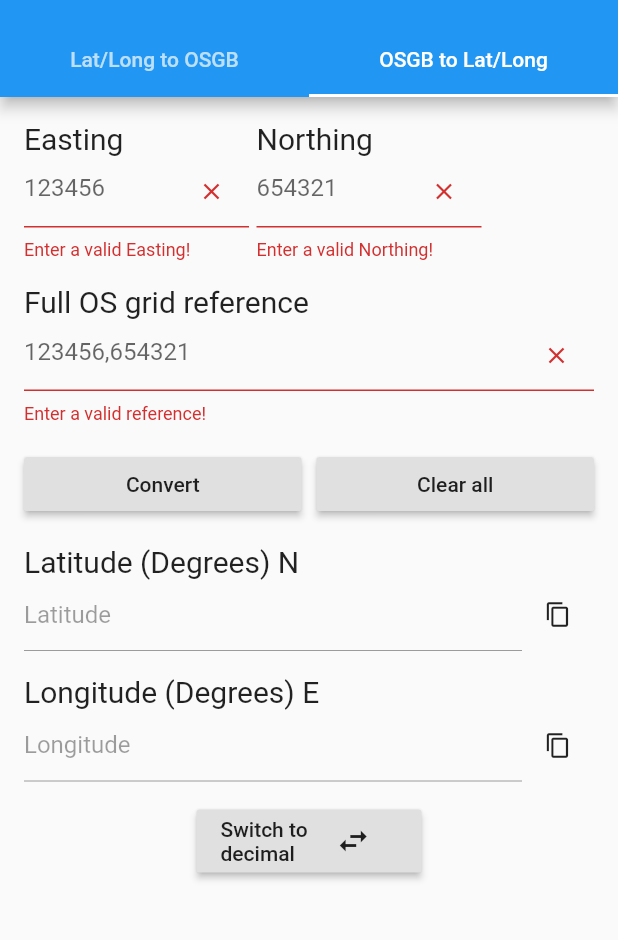
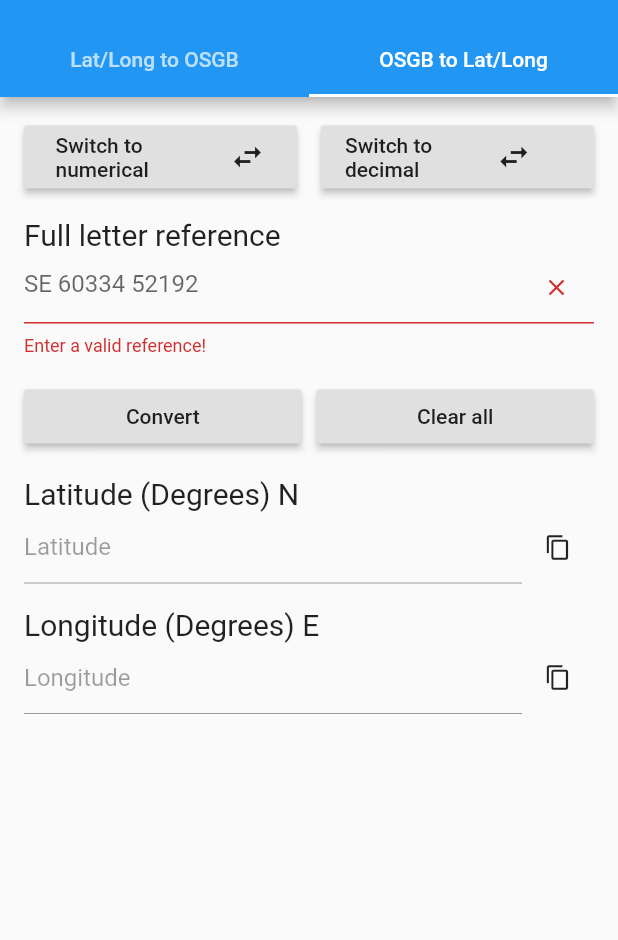
Before and after one commit to FunkyPenguin24/CoordinateTranslator, a Flutter app: the screen it shows after launch, tab 2 chosen, after a tap on "Switch to degrees", after a tap on "Convert", on a phone screen of 412 x 824 dp, the part 59-999 px from its top. Run offline on Flutter 3.47's test engine with Material 2 defaults, Android fonts, the phone set to English and light mode, and no system bars; our stand-ins replace location; missing offline and left inert: latlong_to_osgrid.

Commit message:
Added support for letter pair grid references. Updated readme

```diff
--- a/lib/LatLongToOSGB.dart
+++ b/lib/LatLongToOSGB.dart
@@ -39,7 +39,8 @@ class LatLongToOSGBState extends State<LatLongToOSGB> with AutomaticKeepAliveCli
 
   TextEditingController eastingController = TextEditingController();
   TextEditingController northingController = TextEditingController();
-  TextEditingController fullRefController = TextEditingController();
+  TextEditingController numRefController = TextEditingController();
+  TextEditingController letterRefController = TextEditingController();
 
   LatLongConverter converter = new LatLongConverter();
 
@@ -96,16 +97,16 @@ class LatLongToOSGBState extends State<LatLongToOSGB> with AutomaticKeepAliveCli
         result = converter.getOSGBfromDms(double.parse(latDegController.text), double.parse(latMinController.text), double.parse(latSecController.text), double.parse(longDegController.text), double.parse(longMinController.text), double.parse(longSecController.text));
       }
 
-      String easting, northing, fullRef;
+      String easting, northing, numRef, letterRef;
       easting = "${result.easting}";
-      easting = easting.substring(0, easting.length-2);
       northing = "${result.northing}";
-      northing = northing.substring(0, northing.length-2);
-      fullRef = "$easting,$northing";
+      numRef = result.numericalRef;
+      letterRef = result.letterRef;
 
       eastingController.text = easting;
       northingController.text =  northing;
-      fullRefController.text = fullRef;
+      numRefController.text = numRef;
+      letterRefController.text = letterRef;
     }
   }
 
@@ -155,7 +156,8 @@ class LatLongToOSGBState extends State<LatLongToOSGB> with AutomaticKeepAliveCli
 
     eastingController.text = "";
     northingController.text = "";
-    fullRefController.text = "";
+    numRefController.text = "";
+    letterRefController.text = "";
   }
 
   void copyFieldToClipboard(TextEditingController field) {
@@ -283,7 +285,7 @@ class LatLongToOSGBState extends State<LatLongToOSGB> with AutomaticKeepAliveCli
                 longFocus.requestFocus();
               },
               decoration: InputDecoration(
-                hintText: "52.9623",
+                hintText: "53.9623",
                 suffixIcon: SizedBox(
                   width: 50,
                   child: IconButton(
@@ -549,7 +551,7 @@ class LatLongToOSGBState extends State<LatLongToOSGB> with AutomaticKeepAliveCli
                                 controller: eastingController,
                                 enabled: false,
                                 decoration: InputDecoration(
-                                  hintText: "461766",
+                                  hintText: "460334",
                                 ),
                               ),
                             ),
@@ -582,7 +584,7 @@ class LatLongToOSGBState extends State<LatLongToOSGB> with AutomaticKeepAliveCli
                                 controller: northingController,
                                 enabled: false,
                                 decoration: InputDecoration(
-                                  hintText: "340942",
+                                  hintText: "452192",
                                 ),
                               ),
                             ),
@@ -605,7 +607,7 @@ class LatLongToOSGBState extends State<LatLongToOSGB> with AutomaticKeepAliveCli
             Row(
               children: [
                 Text(
-                  "Full OS grid reference",
+                  "Full numerical reference",
                   style: TextStyle(
                     fontSize: 20.0,
                   ),
@@ -616,17 +618,48 @@ class LatLongToOSGBState extends State<LatLongToOSGB> with AutomaticKeepAliveCli
               children: [
                 Expanded(
                   child: TextFormField(
-                    controller: fullRefController,
+                    controller: numRefController,
                     enabled: false,
                     decoration: InputDecoration(
-                      hintText: "461766,340942",
+                      hintText: "460334 452192",
                     ),
                   ),
                 ),
                 IconButton(
                   icon: Icon(Icons.content_copy),
                   iconSize: 18.0,
-                  onPressed: () => copyFieldToClipboard(fullRefController),
+                  onPressed: () => copyFieldToClipboard(numRefController),
+                ),
+              ],
+            ),
+
+            Padding(padding: EdgeInsets.only(bottom: 16.0)),
+
+            Row(
+              children: [
+                Text(
+                  "Full letter reference",
+                  style: TextStyle(
+                    fontSize: 20.0,
+                  ),
+                ),
+              ],
+            ),
+            Row(
+              children: [
+                Expanded(
+                  child: TextFormField(
+                    controller: letterRefController,
+                    enabled: false,
+                    decoration: InputDecoration(
+                      hintText: "SE 60334 52192",
+                    ),
+                  ),
+                ),
+                IconButton(
+                  icon: Icon(Icons.content_copy),
+                  iconSize: 18.0,
+                  onPressed: () => copyFieldToClipboard(letterRefController),
                 ),
               ],
             ),
--- a/lib/OSGBToLatLong.dart
+++ b/lib/OSGBToLatLong.dart
@@ -22,13 +22,15 @@ class OSGBToLatLongState extends State<OSGBToLatLong> with AutomaticKeepAliveCli
   FocusNode eastingFocus = FocusNode();
   TextEditingController northingController = TextEditingController();
   FocusNode northingFocus = FocusNode();
-  TextEditingController fullRefController = TextEditingController();
-  FocusNode fullRefFocus = FocusNode();
+  TextEditingController numRefController = TextEditingController();
+  FocusNode numRefFocus = FocusNode();
+  TextEditingController letterRefController = TextEditingController();
 
   TextEditingController latController = TextEditingController();
   TextEditingController longController = TextEditingController();
 
   LatLongConverter converter = new LatLongConverter();
+  bool letterPairInput = true;
 
   double latDec;
   double longDec;
@@ -51,7 +53,8 @@ class OSGBToLatLongState extends State<OSGBToLatLong> with AutomaticKeepAliveCli
 
     eastingController.text = "";
     northingController.text = "";
-    fullRefController.text = "";
+    numRefController.text = "";
+    letterRefController.text = "";
   }
 
   void copyFieldToClipboard(TextEditingController field) {
@@ -64,16 +67,16 @@ class OSGBToLatLongState extends State<OSGBToLatLong> with AutomaticKeepAliveCli
   }
 
   void updateFullRefText() {
-    fullRefController.text = eastingController.text + "," + northingController.text;
+    numRefController.text = eastingController.text + "," + northingController.text;
   }
 
   void updateEastingNorthingText() {
-    if (fullRefController.text.contains(",")) {
-      var eN = fullRefController.text.split(",");
+    if (numRefController.text.contains(",")) {
+      var eN = numRefController.text.split(",");
       eastingController.text = eN[0];
       northingController.text = eN[1];
     } else {
-      eastingController.text = fullRefController.text;
+      eastingController.text = numRefController.text;
       northingController.text = "";
     }
   }
@@ -81,12 +84,27 @@ class OSGBToLatLongState extends State<OSGBToLatLong> with AutomaticKeepAliveCli
   void convert() {
     if (_formKey.currentState.validate()) {
       try {
-        LatLong result = converter.getLatLongFromOSGB(double.parse(eastingController.text), double.parse(northingController.text));
+        LatLong result;
+        OSRef os;
+        if (letterPairInput) { //if the user has selected to input the os reference in letter pair mode, use the letter pair textbox
+          os = OSRef.fromLetterRef(letterRefController.text);
+          result = converter.getLatLongFromOSGBLetterRef(os.letterRef);
+        } else { //otherwise use the easting and northing text boxes
+          os = OSRef(int.parse(eastingController.text), int.parse(northingController.text));
+          result = converter.getLatLongFromOSGB(os.easting, os.northing);
+        }
+
         latDec = result.lat;
         longDec = result.long;
 
         latDms = converter.getDegreeFromDecimal(latDec);
         longDms = converter.getDegreeFromDecimal(longDec);
+
+        letterRefController.text = os.letterRef;
+        eastingController.text = os.easting.toString();
+        northingController.text = os.northing.toString();
+        numRefController.text = os.numericalRef;
+
         updateFields();
       } catch (ex) {
         showErrorMessage(ex.toString());
@@ -141,7 +159,66 @@ class OSGBToLatLongState extends State<OSGBToLatLong> with AutomaticKeepAliveCli
         padding: EdgeInsets.all(16.0),
         child: Column(
           children: [
-            Container(
+            Row(
+              mainAxisAlignment: MainAxisAlignment.center,
+              children: [
+                Expanded(
+                  child: RaisedButton(
+                    child: Padding(
+                      padding: EdgeInsets.all(5.0),
+                      child: Row(
+                        children: [
+                          Expanded(
+                            child: Text(
+                              "Switch to " + ((letterPairInput) ? "numerical" : "letter"),
+                            ),
+                          ),
+                          Icon(Icons.swap_horiz)
+                        ],
+                      ),
+                    ),
+                    onPressed: () {
+                      FocusScope.of(context).unfocus();
+                      this.setState(() {
+                        letterPairInput = !letterPairInput;
+                      });
+                    },
+                  ),
+                ),
+                Padding(padding: EdgeInsets.only(right: 16.0)),
+                Expanded(
+                  child: RaisedButton(
+                    child: Padding(
+                      padding: EdgeInsets.only(top: 5.0, bottom: 5.0),
+                      child: Row(
+                        children: [
+                          Expanded(
+                            child: Text(
+                              (widget.settings["Lat/Long type"] == "Decimal") ? "Switch to degrees" : "Switch to decimal",
+                            ),
+                          ),
+                          Expanded(child: Icon(Icons.swap_horiz),),
+                        ],
+                      ),
+                    ),
+                    onPressed: () {
+                      FocusScope.of(context).unfocus();
+                      if (widget.settings["Lat/Long type"] == "Decimal") {
+                        convertDecimalDegree("Degrees");
+                      } else {
+                        convertDecimalDegree("Decimal");
+                      }
+                    },
+                  ),
+                ),
+              ],
+            ),
+
+            Padding(padding: EdgeInsets.only(bottom: 16.0)),
+
+            Visibility(
+              visible: !letterPairInput,
+              child: Container(
                 width: MediaQuery.of(context).size.width,
                 child: Row(
                   children: [
@@ -176,7 +253,7 @@ class OSGBToLatLongState extends State<OSGBToLatLong> with AutomaticKeepAliveCli
                               }
                             },
                             decoration: InputDecoration(
-                            hintText: "123456",
+                              hintText: "460334",
                               suffixIcon: SizedBox(
                                 width: 50,
                                 child: IconButton(
@@ -222,7 +299,7 @@ class OSGBToLatLongState extends State<OSGBToLatLong> with AutomaticKeepAliveCli
                               }
                             },
                             decoration: InputDecoration(
-                            hintText: "654321",
+                              hintText: "452192",
                               suffixIcon: SizedBox(
                                 width: 50,
                                 child: IconButton(
@@ -238,23 +315,33 @@ class OSGBToLatLongState extends State<OSGBToLatLong> with AutomaticKeepAliveCli
                     ),
                   ],
                 ),
+              )
             ),
 
-            Padding(padding: EdgeInsets.only(bottom: 16.0)),
+            Visibility(
+              visible: !letterPairInput,
+              child: Padding(padding: EdgeInsets.only(bottom: 16.0)),
+            ),
 
-            Row(
+            Visibility(
+              visible: !letterPairInput,
+              child: Row(
                 children: [
                   Text(
-                  "Full OS grid reference",
+                    "Full numerical reference",
                     style: TextStyle(
                       fontSize: 20.0,
                     ),
                   ),
                 ],
               ),
-            TextFormField(
-              controller: fullRefController,
-              focusNode: fullRefFocus,
+            ),
+            Visibility(
+              visible: !letterPairInput,
+              child: TextFormField(
+                controller: numRefController,
+                focusNode: numRefFocus,
+                enabled: !letterPairInput,
                 keyboardType: TextInputType.number,
                 validator: (value) {
                   if (value.isEmpty) {
@@ -272,13 +359,55 @@ class OSGBToLatLongState extends State<OSGBToLatLong> with AutomaticKeepAliveCli
                   }
                 },
                 decoration: InputDecoration(
-                hintText: "123456,654321",
+                  hintText: "460334,452192",
                   suffixIcon: SizedBox(
                     width: 50,
                     child: IconButton(
                       icon: Icon(Icons.clear),
                       iconSize: 18.0,
-                    onPressed: () => clearField(fullRefController),
+                      onPressed: () => clearField(numRefController),
+                    ),
+                  ),
+                ),
+              ),
+            ),
+
+            Visibility(
+              visible: letterPairInput,
+              child: Row(
+                children: [
+                  Text(
+                    "Full letter reference",
+                    style: TextStyle(
+                      fontSize: 20.0,
+                    ),
+                  ),
+                ],
+              ),
+            ),
+            Visibility(
+              visible: letterPairInput,
+              child: TextFormField(
+                controller: letterRefController,
+                enabled: letterPairInput,
+                validator: (value) {
+                  if (value.isEmpty) {
+                    return "Enter a valid reference!";
+                  }
+                  return null;
+                },
+                onFieldSubmitted: (value) {
+                  convert();
+                },
+                decoration: InputDecoration(
+                  hintText: "SE 60334 52192",
+                  suffixIcon: SizedBox(
+                    width: 50,
+                    child: IconButton(
+                      icon: Icon(Icons.clear),
+                      iconSize: 18.0,
+                      onPressed: () => clearField(letterRefController),
+                    ),
                   ),
                 ),
               ),
@@ -376,35 +505,6 @@ class OSGBToLatLongState extends State<OSGBToLatLong> with AutomaticKeepAliveCli
                 ),
               ],
             ),
-
-            Padding(padding: EdgeInsets.only(top: 16.0)),
-
-            Container(
-              width: 150,
-              child: RaisedButton(
-                child: Padding(
-                  padding: EdgeInsets.only(top: 5.0, bottom: 5.0),
-                  child: Row(
-                    children: [
-                      Expanded(
-                        child: Text(
-                          (widget.settings["Lat/Long type"] == "Decimal") ? "Switch to degrees" : "Switch to decimal",
-                        ),
-                      ),
-                      Expanded(child: Icon(Icons.swap_horiz),),
-                    ],
-                  ),
-                ),
-                onPressed: () {
-                  FocusScope.of(context).unfocus();
-                  if (widget.settings["Lat/Long type"] == "Decimal") {
-                    convertDecimalDegree("Degrees");
-                  } else {
-                    convertDecimalDegree("Decimal");
-                  }
-                },
-              ),
-            )
           ],
         ),
       )
--- a/pubspec.yaml
+++ b/pubspec.yaml
@@ -25,7 +25,7 @@ dependencies:
     sdk: flutter
   http: ^0.12.2
   location: ^3.0.2
-  latlong_to_osgrid: ^1.1.1
+  latlong_to_osgrid: ^1.2.2
 
 
   # The following adds the Cupertino Icons font to your application.
```
Also changed, not shown: pubspec.lock, 1 other file. Lines whose indentation alone changed are shown as unchanged.
